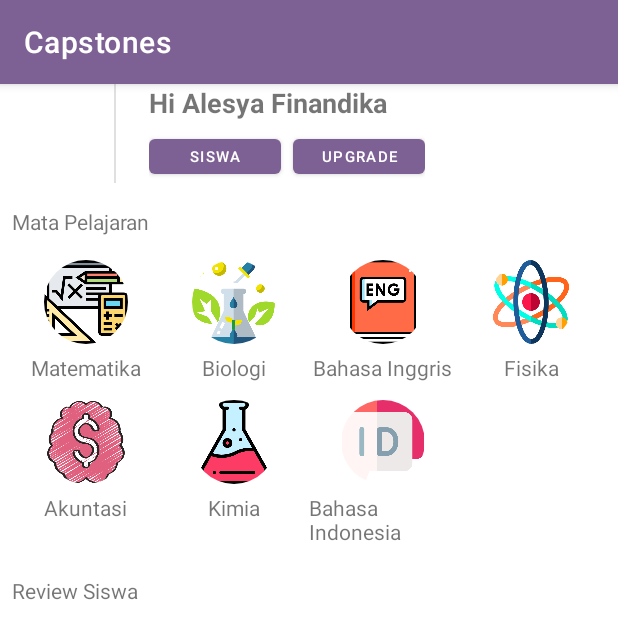
After one commit to Dean-Faturrahman/CapstoneProject, an Android app: the HomeActivity screen opened directly, with no data from a screen before it, on a phone screen of 412 x 824 dp. The commit adds this screen. Shown: the top 639 px of the screen. Run offline under Robolectric (Android 15) with nearby library versions, the phone set to English and light mode, and no system bars; our stand-ins replace CircleImageView.

Commit message:
Merge branch 'main' of E:\Kuliah\BangkitAcademy\AndroidStudioProjects\CapstoneProject\TeachNGo\CapstoneProject with conflicts.

```diff
--- a/Capstones/app/src/main/AndroidManifest.xml
+++ b/Capstones/app/src/main/AndroidManifest.xml
@@ -14,6 +14,9 @@
             android:exported="false" />
         <activity
             android:name=".ProfileActivity"
+            android:exported="false" />
+        <activity
+            android:name=".HomeActivity"
             android:exported="false" />
         <activity
             android:name=".RegisterActivity"
--- /dev/null
+++ b/Capstones/app/src/main/java/com/dicoding/capstones/HomeActivity.kt
@@ -0,0 +1,39 @@
+package com.dicoding.capstones
+
+import androidx.appcompat.app.AppCompatActivity
+import android.os.Bundle
+import androidx.recyclerview.widget.LinearLayoutManager
+import com.dicoding.capstones.adapter.itemhome.ListItemAdapter
+import com.dicoding.capstones.data.ItemHome
+import com.dicoding.capstones.databinding.ActivityHomeBinding
+import kotlinx.android.synthetic.main.activity_home.*
+
+class HomeActivity : AppCompatActivity() {
+
+    private lateinit var binding : ActivityHomeBinding
+
+    override fun onCreate(savedInstanceState: Bundle?) {
+        super.onCreate(savedInstanceState)
+        binding = ActivityHomeBinding.inflate(layoutInflater)
+        setContentView(binding.root)
+
+        showRecyclerList()
+    }
+
+    private val listHeroes: ArrayList<ItemHome>
+    get() {
+        val dataName = resources.getStringArray(R.array.data_name)
+        val dataPhoto = resources.obtainTypedArray(R.array.data_photo)
+        val listItem = ArrayList<ItemHome>()
+        for (i in dataName.indices) {
+            val hero = ItemHome(dataPhoto.getResourceId(i, -1), dataName[i])
+            listItem.add(hero)
+        }
+        return listItem
+    }
+
+    private fun showRecyclerList() {
+        val listHeroAdapter = ListItemAdapter(listHeroes)
+        binding.rvItem.adapter = listHeroAdapter
+    }
+}
--- a/Capstones/app/src/main/java/com/dicoding/capstones/LoginActivity.kt
+++ b/Capstones/app/src/main/java/com/dicoding/capstones/LoginActivity.kt
@@ -35,6 +35,11 @@ class LoginActivity : AppCompatActivity() {
     }
 
     private fun setupAction(){
+        binding.button.setOnClickListener {
+            val intent = Intent(this@LoginActivity, HomeActivity::class.java)
+            startActivity(intent)
+        }
+
         binding.daftar.setOnClickListener {
             val intent = Intent(this@LoginActivity, RegisterActivity::class.java)
             startActivity(intent)
--- /dev/null
+++ b/Capstones/app/src/main/java/com/dicoding/capstones/adapter/itemhome/ItemHomeAdapter.kt
@@ -0,0 +1,24 @@
+package com.dicoding.capstones.adapter.itemhome
+
+import android.view.LayoutInflater
+import android.view.ViewGroup
+import androidx.recyclerview.widget.RecyclerView
+import com.dicoding.capstones.data.ItemHome
+import com.dicoding.capstones.databinding.ItemBinding
+
+class ListItemAdapter(private val listHero: ArrayList<ItemHome>) : RecyclerView.Adapter<ListItemAdapter.ListViewHolder>() {
+    class ListViewHolder(var binding: ItemBinding) : RecyclerView.ViewHolder(binding.root)
+
+    override fun onCreateViewHolder(parent: ViewGroup, viewType: Int): ListViewHolder {
+        val binding = ItemBinding.inflate(LayoutInflater.from(parent.context), parent, false)
+        return ListViewHolder(binding)
+    }
+
+    override fun onBindViewHolder(holder: ListViewHolder, position: Int) {
+        val (photo, name) = listHero[position]
+        holder.binding.imgItem.setImageResource(photo)
+        holder.binding.tvItemName.text = name
+    }
+
+    override fun getItemCount(): Int = listHero.size
+}
--- /dev/null
+++ b/Capstones/app/src/main/java/com/dicoding/capstones/data/ItemHome.kt
@@ -0,0 +1,6 @@
+package com.dicoding.capstones.data
+
+data class ItemHome (
+    var photo: Int,
+    var name: String
+)
--- /dev/null
+++ b/Capstones/app/src/main/res/layout/activity_home.xml
@@ -0,0 +1,122 @@
+<?xml version="1.0" encoding="utf-8"?>
+<androidx.constraintlayout.widget.ConstraintLayout xmlns:android="http://schemas.android.com/apk/res/android"
+    xmlns:app="http://schemas.android.com/apk/res-auto"
+    xmlns:tools="http://schemas.android.com/tools"
+    android:layout_width="match_parent"
+    android:layout_height="match_parent"
+    tools:context=".MainActivity">
+
+    <LinearLayout
+        android:layout_width="match_parent"
+        android:layout_height="match_parent"
+        android:orientation="vertical"
+        app:layout_constraintBottom_toBottomOf="parent"
+        app:layout_constraintEnd_toEndOf="parent"
+        app:layout_constraintStart_toStartOf="parent"
+        app:layout_constraintTop_toTopOf="parent"
+        android:layout_marginHorizontal="8dp">
+
+        <LinearLayout
+            android:layout_width="match_parent"
+            android:layout_height="wrap_content"
+            android:divider="?android:dividerHorizontal"
+            android:orientation="horizontal"
+            android:layout_marginStart="8dp"
+            android:showDividers="middle">
+
+            <ImageView
+                android:layout_width="60dp"
+                android:layout_height="60dp"
+                tools:src="@tools:sample/avatars" />
+
+            <LinearLayout
+                android:layout_width="wrap_content"
+                android:layout_height="wrap_content"
+                android:layout_marginLeft="22dp"
+                android:orientation="vertical">
+
+                <TextView
+                    android:layout_width="wrap_content"
+                    android:layout_height="wrap_content"
+                    android:text="Hi Alesya Finandika"
+                    android:textSize="18sp"
+                    android:textStyle="bold" />
+
+                <LinearLayout
+                    android:layout_width="wrap_content"
+                    android:layout_height="wrap_content"
+                    android:layout_marginTop="6dp"
+                    android:orientation="horizontal">
+
+                    <Button
+                        android:layout_width="wrap_content"
+                        android:layout_height="35dp"
+                        android:layout_marginEnd="8dp"
+                        android:text="Siswa"
+                        android:textSize="10sp" />
+
+                    <Button
+                        android:layout_width="wrap_content"
+                        android:layout_height="35dp"
+                        android:text="Upgrade"
+                        android:textSize="10sp" />
+
+                </LinearLayout>
+
+            </LinearLayout>
+
+        </LinearLayout>
+
+        <LinearLayout
+            android:layout_width="match_parent"
+            android:layout_height="wrap_content"
+            android:orientation="vertical">
+
+            <TextView
+                android:layout_width="wrap_content"
+                android:layout_height="wrap_content"
+                android:layout_marginTop="16dp"
+                android:textSize="14sp"
+                android:text="Mata Pelajaran" />
+
+            <androidx.recyclerview.widget.RecyclerView
+                android:id="@+id/rv_item"
+                android:layout_width="match_parent"
+                android:layout_height="wrap_content"
+                android:orientation="vertical"
+                android:layout_marginTop="8dp"
+                app:layoutManager="androidx.recyclerview.widget.GridLayoutManager"
+                app:spanCount="4"
+                tools:itemCount="8"
+                tools:listitem="@layout/item"/>
+
+        </LinearLayout>
+
+        <LinearLayout
+            android:layout_width="match_parent"
+            android:layout_height="wrap_content"
+            android:orientation="vertical">
+
+            <TextView
+                android:layout_width="wrap_content"
+                android:layout_height="wrap_content"
+                android:layout_marginTop="16dp"
+                android:textSize="14sp"
+                android:text="Review Siswa" />
+
+            <androidx.recyclerview.widget.RecyclerView
+                android:layout_width="match_parent"
+                android:layout_height="wrap_content"
+                android:orientation="vertical"
+                android:layout_marginTop="8dp"
+                app:layoutManager="androidx.recyclerview.widget.GridLayoutManager"
+                tools:itemCount="5"
+                tools:listitem="@layout/item_review"/>
+
+        </LinearLayout>
+
+    </LinearLayout>
+
+
+
+</androidx.constraintlayout.widget.ConstraintLayout>
--- /dev/null
+++ b/Capstones/app/src/main/res/layout/item.xml
@@ -0,0 +1,34 @@
+<?xml version="1.0" encoding="utf-8"?>
+<LinearLayout xmlns:android="http://schemas.android.com/apk/res/android"
+    xmlns:tools="http://schemas.android.com/tools"
+    android:layout_width="match_parent"
+    android:layout_height="wrap_content"
+    android:layout_gravity="center_horizontal"
+    android:layout_marginTop="8dp"
+    android:layout_marginBottom="4dp"
+    android:orientation="vertical">
+
+    <de.hdodenhof.circleimageview.CircleImageView
+        android:id="@+id/img_item"
+        android:layout_width="56dp"
+        android:layout_height="56dp"
+        android:layout_gravity="center_horizontal"
+        tools:src="@tools:sample/avatars">
+
+    </de.hdodenhof.circleimageview.CircleImageView>
+
+    <TextView
+        android:id="@+id/tv_item_name"
+        android:layout_width="wrap_content"
+        android:layout_height="wrap_content"
+        android:layout_marginTop="6dp"
+        android:maxLines="2"
+        android:ellipsize="end"
+        android:text="Matematika"
+        android:layout_gravity="center_horizontal">
+
+    </TextView>
+
+
+
+</LinearLayout>
--- /dev/null
+++ b/Capstones/app/src/main/res/layout/item_review.xml
@@ -0,0 +1,52 @@
+<?xml version="1.0" encoding="utf-8"?>
+<androidx.cardview.widget.CardView xmlns:android="http://schemas.android.com/apk/res/android"
+    xmlns:card_view="http://schemas.android.com/apk/res-auto"
+    xmlns:tools="http://schemas.android.com/tools"
+    android:layout_width="match_parent"
+    android:layout_height="wrap_content"
+    android:layout_gravity="center"
+    android:layout_marginLeft="8dp"
+    android:layout_marginTop="4dp"
+    android:layout_marginRight="8dp"
+    android:layout_marginBottom="4dp"
+    card_view:cardCornerRadius="8dp">
+
+    <androidx.constraintlayout.widget.ConstraintLayout
+        android:layout_width="match_parent"
+        android:layout_height="wrap_content"
+        android:padding="8dp">
+
+        <ImageView
+            android:id="@+id/img_item_photo"
+            android:layout_width="50dp"
+            android:layout_height="50dp"
+            android:layout_marginTop="8dp"
+            android:layout_marginBottom="8dp"
+            android:maxHeight="500dp"
+            card_view:layout_constraintBottom_toBottomOf="parent"
+            card_view:layout_constraintStart_toStartOf="parent"
+            card_view:layout_constraintTop_toTopOf="parent"
+            tools:src="@tools:sample/avatars" />
+
+        <TextView
+            android:id="@+id/name_user"
+            android:layout_width="wrap_content"
+            android:layout_height="wrap_content"
+            android:layout_marginStart="16dp"
+            android:text="Chavez"
+            android:textStyle="bold"
+            card_view:layout_constraintStart_toEndOf="@+id/img_item_photo"
+            card_view:layout_constraintTop_toTopOf="@+id/img_item_photo" />
+
+        <TextView
+            android:id="@+id/review_user"
+            android:layout_width="wrap_content"
+            android:layout_height="wrap_content"
+            android:layout_marginTop="4dp"
+            android:text="Pengajarnya sangat friendly"
+            card_view:layout_constraintStart_toStartOf="@+id/name_user"
+            card_view:layout_constraintTop_toBottomOf="@+id/name_user" />
+
+    </androidx.constraintlayout.widget.ConstraintLayout>
+
+</androidx.cardview.widget.CardView>
--- a/Capstones/app/src/main/res/values/strings.xml
+++ b/Capstones/app/src/main/res/values/strings.xml
@@ -59,4 +59,24 @@
     <string name="upload">"Upload Identitas "</string>
     <string name="input_indentitas">Pilih File</string>
     <string name="btUpload">Upgrade</string>
+
+    <string-array name="data_name">
+        <item>Matematika</item>
+        <item>Biologi</item>
+        <item>Bahasa Inggris</item>
+        <item>Fisika</item>
+        <item>Akuntasi</item>
+        <item>Kimia</item>
+        <item>Bahasa Indonesia</item>
+    </string-array>
+
+    <string-array name="data_photo">
+        <item>@drawable/matematika</item>
+        <item>@drawable/biologi</item>
+        <item>@drawable/eng</item>
+        <item>@drawable/atom</item>
+        <item>@drawable/akuntan</item>
+        <item>@drawable/kimia</item>
+        <item>@drawable/indonesia</item>
+    </string-array>
 </resources>
```
